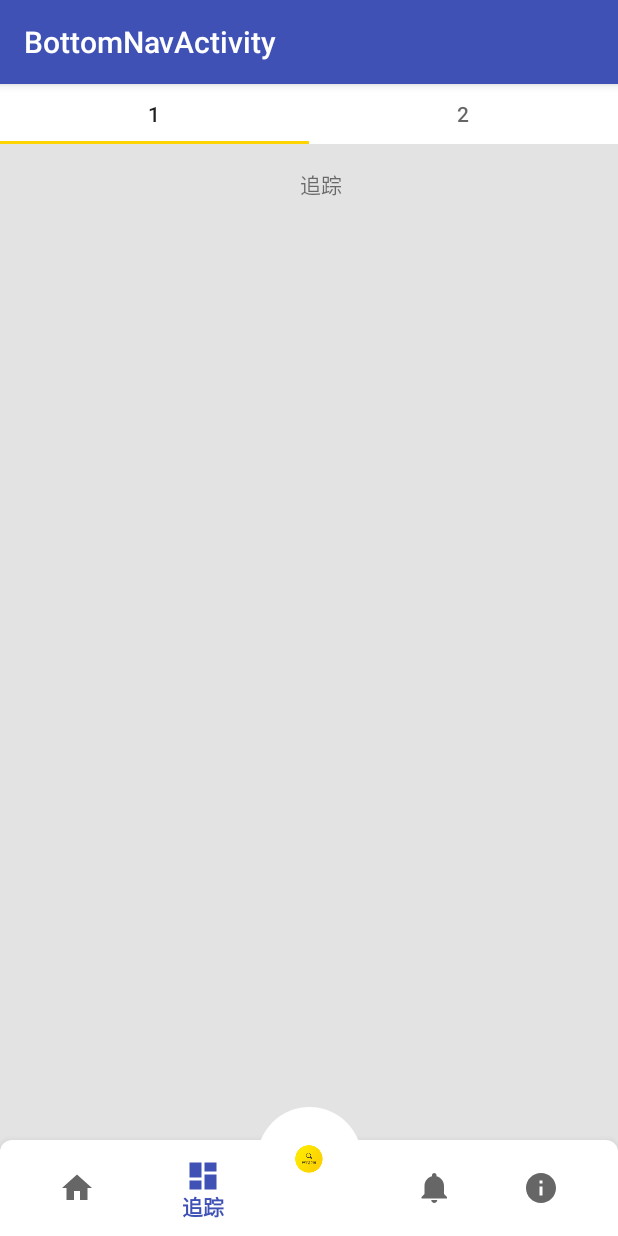
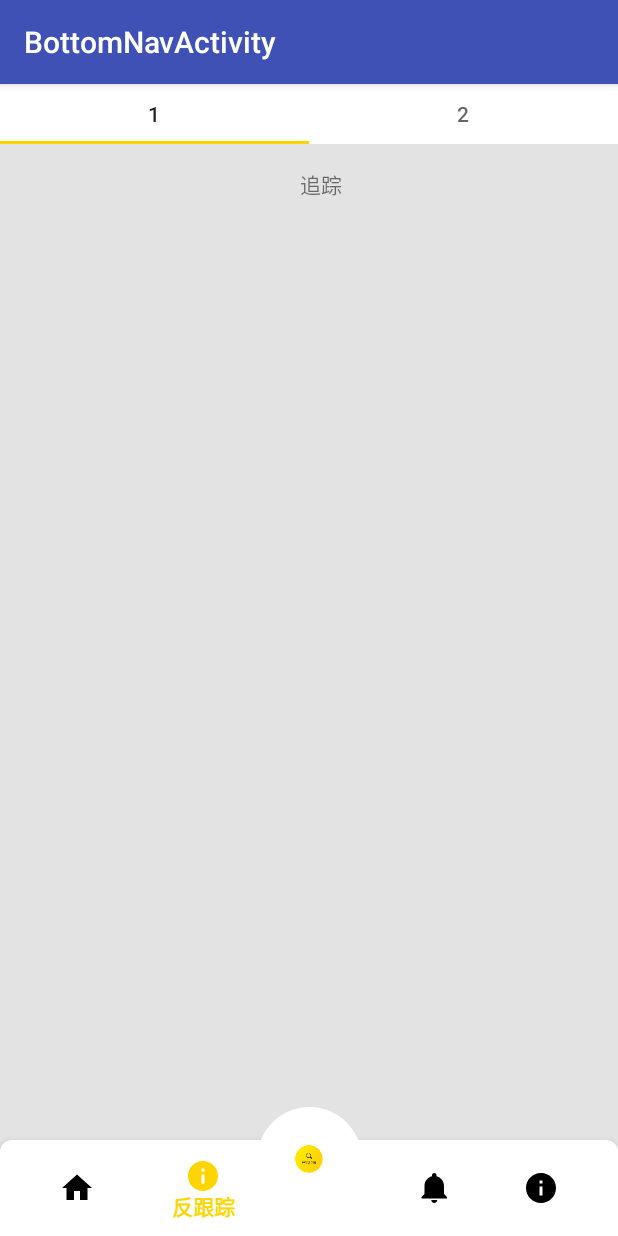
Before and after one commit to he-running/WidgetTest, an Android app: the BottomNavActivity screen opened directly, with no data from a screen before it, item 3 of the bottom bar chosen, on a phone screen of 412 x 824 dp. Run offline under Robolectric (Android 15) with nearby library versions, the phone set to English and light mode, and no system bars; our stand-ins replace ButterKnife.

Commit message:
完成有中间button的bottomNavigationView，且动态切换图标和title

```diff
--- a/app/src/main/java/com/example/widgettest/navigator/BottomNavActivity.java
+++ b/app/src/main/java/com/example/widgettest/navigator/BottomNavActivity.java
@@ -1,51 +1,115 @@
 package com.example.widgettest.navigator;
 
+import android.content.res.ColorStateList;
 import android.os.Bundle;
 import android.support.annotation.NonNull;
 import android.support.design.widget.BottomNavigationView;
+import android.support.design.widget.FloatingActionButton;
 import android.support.v7.app.AppCompatActivity;
+import android.util.Log;
 import android.view.MenuItem;
 import android.widget.TextView;
+import android.widget.Toast;
 
 import com.example.widgettest.R;
 
+import butterknife.BindView;
+import butterknife.ButterKnife;
+import butterknife.OnClick;
+
 public class BottomNavActivity extends AppCompatActivity {
 
-    private TextView mTextMessage;
+    @BindView(R.id.message)
+    TextView tvMessage;
+    @BindView(R.id.navigation)
+    BottomNavigationView navigation;
+    @BindView(R.id.fab)
+    FloatingActionButton fab;
 
-    private BottomNavigationView.OnNavigationItemSelectedListener mOnNavigationItemSelectedListener
-            = new BottomNavigationView.OnNavigationItemSelectedListener() {
+    private BottomNavigationView.OnNavigationItemSelectedListener mOnNavigationItemSelectedListener;
+
+    private boolean isAntiTrack = false;//更改标志位
+
+    @Override
+    protected void onCreate(Bundle savedInstanceState) {
+        super.onCreate(savedInstanceState);
+        setContentView(R.layout.activity_bottom_nav);
+        ButterKnife.bind(this);
+
+        //取消超过3个item后，bottomNav的切换动画
+        BottomNavigationViewHelper.disableShiftMode(navigation);
+
+        //修改bottomNav的图标和title颜色
+        int[][] states = new int[][]{
+                new int[]{-android.R.attr.state_checked},
+                new int[]{android.R.attr.state_checked}
+        };
+
+        int[] colors = new int[]{getResources().getColor(R.color.c_nav_unchecked),
+                getResources().getColor(R.color.c_nav_checked)
+        };
+        ColorStateList csl = new ColorStateList(states, colors);
+        navigation.setItemTextColor(csl);
+        navigation.setItemIconTintList(csl);
+
+        //监听点击
+        mOnNavigationItemSelectedListener = new BottomNavigationView.OnNavigationItemSelectedListener() {
 
             @Override
             public boolean onNavigationItemSelected(@NonNull MenuItem item) {
                 switch (item.getItemId()) {
                     case R.id.navigation_home:
-                    mTextMessage.setText(R.string.title_home);
+                        tvMessage.setText(R.string.title_home);
                         return true;
                     case R.id.navigation_dashboard:
-                    mTextMessage.setText(R.string.title_dashboard);
+                        String title = item.getTitle().toString();
+                        Log.w("更改menu", "title: " + title);
+                        if (title.equals("跟踪")) {
+                            tvMessage.setText(R.string.title_dashboard);
+                        } else {
+                            tvMessage.setText(R.string.title_anti_track);
+                        }
                         return true;
                     case R.id.navigation_notifications:
-                    mTextMessage.setText(R.string.title_notifications);
+                        tvMessage.setText(R.string.title_notifications);
                         return true;
                     case R.id.navigation_info:
-                    mTextMessage.setText(R.string.title_notifications);
+                        tvMessage.setText(R.string.title_notifications);
                         return true;
                 }
                 return false;
             }
         };
-
-    @Override
-    protected void onCreate(Bundle savedInstanceState) {
-        super.onCreate(savedInstanceState);
-        setContentView(R.layout.activity_bottom_nav);
-
-        mTextMessage = (TextView) findViewById(R.id.message);
-        BottomNavigationView navigation = (BottomNavigationView) findViewById(R.id.navigation);
-        BottomNavigationViewHelper.disableShiftMode(navigation);
-
         navigation.setOnNavigationItemSelectedListener(mOnNavigationItemSelectedListener);
     }
 
+    @Override
+    protected void onResume() {
+        super.onResume();
+        changeNavMenu();
     }
+
+
+    @OnClick(R.id.fab)
+    public void onViewClicked() {
+        isAntiTrack=!isAntiTrack;
+        changeNavMenu();
+        //center-button
+        Toast.makeText(BottomNavActivity.this,"center-button",Toast.LENGTH_SHORT).show();
+    }
+
+    /**
+     * 更改menu
+     */
+    private void changeNavMenu() {
+        Log.w("更改menu", "isAntiTrack: " + isAntiTrack);
+        if (isAntiTrack) {
+            navigation.getMenu().getItem(1)
+                    .setIcon(R.drawable.ic_info_black_24dp).setTitle("反跟踪");
+        } else {
+            navigation.getMenu().getItem(1)
+                    .setIcon(R.drawable.ic_dashboard_black_24dp).setTitle("跟踪");
+        }
+    }
+
+}
--- a/app/src/main/res/layout/activity_bottom_nav.xml
+++ b/app/src/main/res/layout/activity_bottom_nav.xml
@@ -42,6 +42,7 @@
             android:layout_marginTop="@dimen/activity_vertical_margin"
             android:gravity="center_horizontal"
             android:text="hello ,boy"/>
+
     </LinearLayout>
 
     <android.support.design.widget.BottomNavigationView
@@ -66,6 +67,6 @@
         app:fabSize="normal"
         app:layout_anchor="@id/navigation"
         app:layout_anchorGravity="center"/>
-        <!--app:elevation="100dp" 改变这个值可以修改阴影的大小，从而去除跟周围的颜色边界-->
+    <!--app:elevation="100dp" 改变这个值可以修改阴影的大小，从而去除跟周围的颜色边界-->
 
 </android.support.design.widget.CoordinatorLayout>
--- a/app/src/main/res/values/colors.xml
+++ b/app/src/main/res/values/colors.xml
@@ -5,5 +5,8 @@
     <color name="colorAccent">#FF4081</color>
 
 
+    <color name="c_black">#000000</color>
     <color name="c_yellow">#fed502</color>
+    <color name="c_nav_unchecked">#000000</color>
+    <color name="c_nav_checked">#fed502</color>
 </resources>
--- a/app/src/main/res/values/dimens.xml
+++ b/app/src/main/res/values/dimens.xml
@@ -8,4 +8,6 @@
     <dimen name="appbar_padding_top">8dp</dimen>
 
     <dimen name="design_fab_size_normal">70dp</dimen>
+    <dimen name="nav_header_vertical_spacing">8dp</dimen>
+    <dimen name="nav_header_height">176dp</dimen>
 </resources>
--- a/app/src/main/res/values/strings.xml
+++ b/app/src/main/res/values/strings.xml
@@ -174,6 +174,11 @@
 
     <string name="title_home">采集</string>
     <string name="title_dashboard">追踪</string>
+    <string name="title_anti_track">反跟踪</string>
     <string name="title_notifications">分析</string>
     <string name="title_info">设置</string>
+    <string name="title_activity_main2">Main2Activity</string>
+
+    <string name="navigation_drawer_open">Open navigation drawer</string>
+    <string name="navigation_drawer_close">Close navigation drawer</string>
 </resources>
```
Lines whose indentation alone changed are shown as unchanged.
